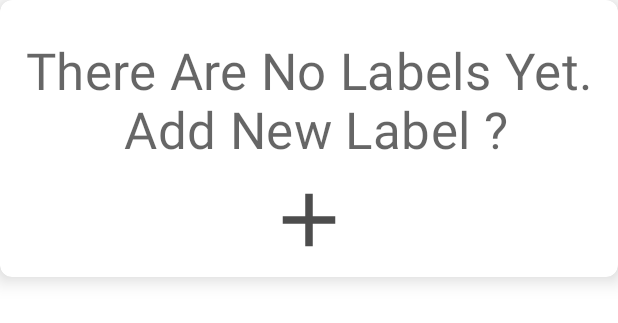
After one commit to whilson03/Notes, an Android app: the layout empty_label_list_dialog.xml on its own in the app's theme, with its tools: preview values and no code run, on a phone screen of 412 x 824 dp. The commit adds this screen. Shown: the top 323 px of the screen. Run offline under Robolectric (Android 15) with nearby library versions, the phone set to English and light mode, and no system bars.

Commit message:
removed fragments for viewing notes by their labels from primary destination

```diff
--- a/app/src/main/java/com/olabode/wilson/daggernoteapp/MainActivity.kt
+++ b/app/src/main/java/com/olabode/wilson/daggernoteapp/MainActivity.kt
@@ -65,7 +65,6 @@ class MainActivity : DaggerAppCompatActivity(), IMainActivity,
 
         val topLevelDestinations = setOf(
             R.id.nav_home, R.id.favourites, R.id.trashFragment, R.id.settings, R.id.labelFragment
-            , R.id.labeledNoteView
         )
         appBarConfiguration = AppBarConfiguration(
             topLevelDestinations, drawerLayout
@@ -167,6 +166,7 @@ class MainActivity : DaggerAppCompatActivity(), IMainActivity,
      * navigation for labels that will be added to the navigation drawer
      */
     private fun navigateFromDynamicMenu(id: Int, title: String) {
+
         if (isValidDestination(id)) {
             Handler().postDelayed({
                 val args = bundleOf(
--- /dev/null
+++ b/app/src/main/res/drawable/ic_add_gray.xml
@@ -0,0 +1,10 @@
+<vector xmlns:android="http://schemas.android.com/apk/res/android"
+    android:height="24dp"
+    android:tint="#4D4D4D"
+    android:viewportHeight="24.0"
+    android:viewportWidth="24.0"
+    android:width="24dp">
+    <path
+        android:fillColor="#FF000000"
+        android:pathData="M19,13h-6v6h-2v-6H5v-2h6V5h2v6h6v2z" />
+</vector>
--- /dev/null
+++ b/app/src/main/res/layout/empty_label_list_dialog.xml
@@ -0,0 +1,43 @@
+<?xml version="1.0" encoding="utf-8"?>
+<com.google.android.material.card.MaterialCardView xmlns:android="http://schemas.android.com/apk/res/android"
+    xmlns:app="http://schemas.android.com/apk/res-auto"
+
+    android:layout_width="match_parent"
+    android:layout_height="wrap_content"
+
+    app:cardCornerRadius="8dp"
+    app:cardElevation="8dp">
+
+    <androidx.constraintlayout.widget.ConstraintLayout
+        android:layout_width="match_parent"
+        android:layout_margin="8dp"
+        android:layout_height="match_parent">
+
+        <TextView
+            android:id="@+id/textView3"
+            style="@style/TextAppearance.MaterialComponents.Headline4"
+            android:textAlignment="center"
+            android:text="@string/empty_label_dialog_text"
+            android:layout_width="0dp"
+            android:layout_height="wrap_content"
+            android:layout_marginTop="16dp"
+            android:layout_marginStart="8dp"
+            android:layout_marginEnd="8dp"
+            app:layout_constraintEnd_toEndOf="parent"
+            app:layout_constraintStart_toStartOf="parent"
+            app:layout_constraintTop_toTopOf="parent" />
+
+
+        <ImageView
+            android:scaleType="centerCrop"
+            android:src="@drawable/ic_add_gray"
+            android:background="@null"
+            android:layout_width="60dp"
+            android:layout_height="60dp"
+            android:layout_marginTop="8dp"
+            app:layout_constraintBottom_toBottomOf="parent"
+            app:layout_constraintEnd_toEndOf="@+id/textView3"
+            app:layout_constraintStart_toStartOf="@+id/textView3"
+            app:layout_constraintTop_toBottomOf="@+id/textView3" />
+    </androidx.constraintlayout.widget.ConstraintLayout>
+</com.google.android.material.card.MaterialCardView>
--- a/app/src/main/res/values/strings.xml
+++ b/app/src/main/res/values/strings.xml
@@ -104,4 +104,5 @@
     <string name="trash_setting_title">Clear Trash</string>
     <string name="trash_summary">automatically empty trash after 30 days</string>
     <string name="KEY_DRAWER_POS" translatable="false">drawerPos</string>
+    <string name="empty_label_dialog_text">There Are No Labels Yet.\n Add New Label ?</string>
 </resources>
```
Also changed, not shown: app/src/main/java/com/olabode/wilson/daggernoteapp/ui/labelview/LabeledNoteView.kt (+121 -3 lines).
